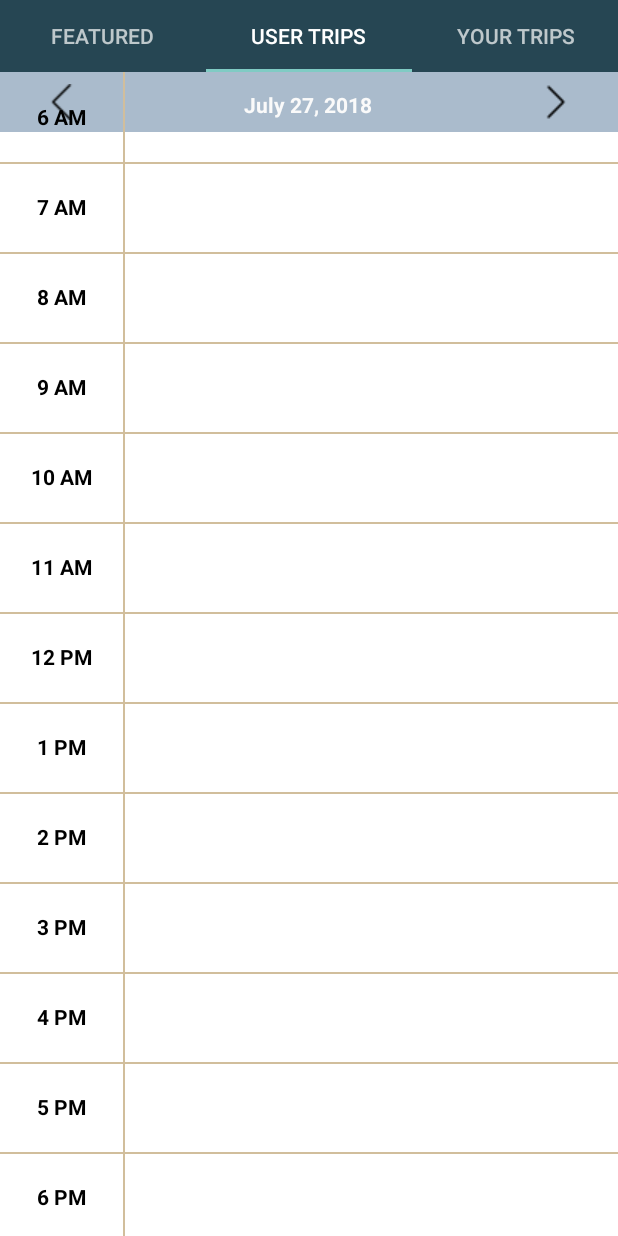
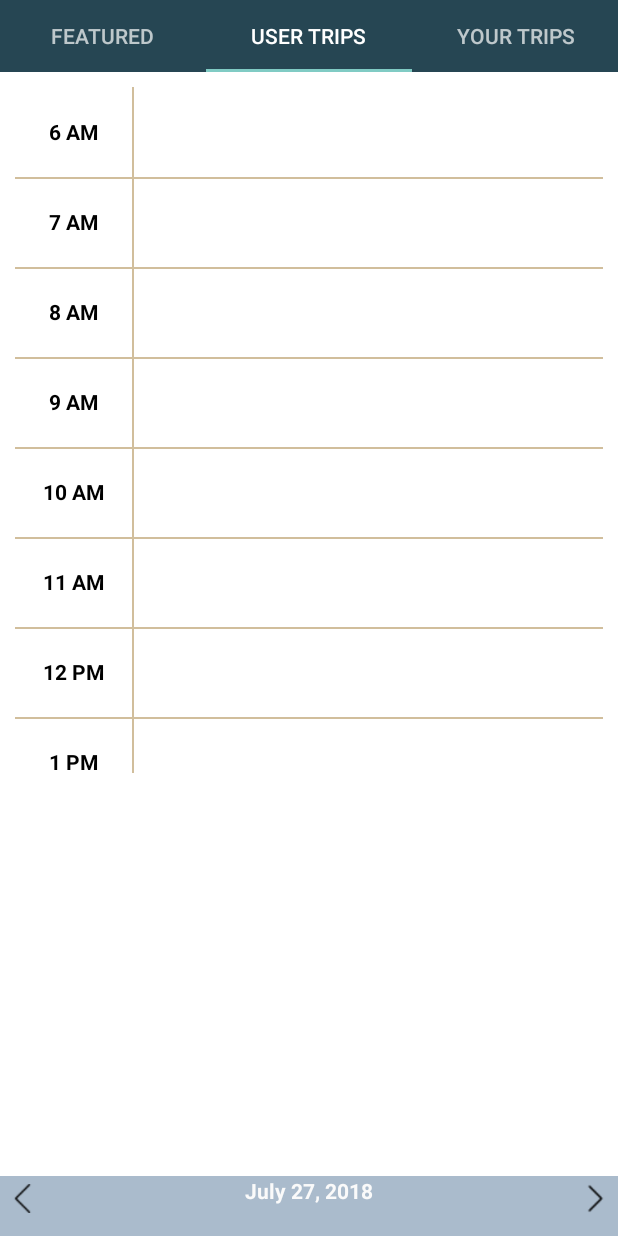
Before and after one commit to powdermonkeys/theoutlaws, an Android app: the screen it shows after launch (FeaturedTripsActivity), tab 2 chosen, on a phone screen of 412 x 824 dp. Run offline under Robolectric (Android 15) with nearby library versions, the phone set to English and light mode, and no system bars; our stand-ins replace ButterKnife; libraries missing offline, so code that uses them is left out: com.facebook.stetho, com.parse; pictures from the network do not load; 13 statements that could not run were skipped.

Commit message:
calendar view to bottom header

```diff
--- a/Voyager/app/src/main/res/layout/fragment_calendar.xml
+++ b/Voyager/app/src/main/res/layout/fragment_calendar.xml
@@ -5,44 +5,14 @@
     android:layout_width="match_parent"
     android:layout_height="match_parent"
     android:orientation="vertical">
-    <LinearLayout
-        android:layout_width="match_parent"
-        android:layout_height="wrap_content"
-        android:paddingTop="8dp"
-        android:paddingBottom="8dp"
-        android:background="@color/colorAccent"
-        android:orientation="horizontal">
-        <ImageView
-            android:id="@+id/previous_day"
-            android:layout_width="0dp"
-            android:layout_height="wrap_content"
-            android:layout_gravity="left"
-            android:contentDescription="@string/app_name"
-            android:src="@drawable/left_arrow"
-            android:layout_weight="1"/>
-        <TextView
-            android:id="@+id/display_current_date"
-            android:layout_width="0dp"
-            android:layout_height="wrap_content"
-            android:gravity="center"
-            android:textColor="@color/whitish"
-            android:text="July 27, 2018"
-            android:layout_marginTop="4dp"
-            android:textStyle="bold"
-            android:layout_weight="3"/>
-        <ImageView
-            android:id="@+id/next_day"
-            android:layout_width="0dp"
-            android:layout_height="wrap_content"
-            android:layout_gravity="left"
-            android:contentDescription="@string/app_name"
-            android:src="@drawable/right_arrow"
-            android:layout_weight="1"/>
-    </LinearLayout>
+
     <ScrollView
         android:layout_width="match_parent"
-        android:layout_height="wrap_content"
+        android:layout_height="477dp"
+        android:padding="10dp"
+        android:paddingTop="30dp"
         android:scrollbars="none">
+
         <LinearLayout
             android:layout_width="match_parent"
             android:layout_height="wrap_content"
@@ -344,7 +314,6 @@
                 android:layout_width="1dp"
                 android:layout_height="match_parent"
                 android:background="@color/khaki" />
-
             <RelativeLayout
                 android:id="@+id/left_event_column"
                 android:layout_width="0dp"
@@ -462,11 +431,43 @@
                 <View
                     android:layout_width="fill_parent"
                     android:layout_height="1dp"
+                    android:layout_marginBottom="1200dp"
                     android:layout_marginTop="1140dp"
-                    android:layout_marginBottom="1200dp"
                     android:background="@color/khaki" />
 
             </RelativeLayout>
         </LinearLayout>
     </ScrollView>
+
+    <LinearLayout
+        android:layout_width="match_parent"
+        android:layout_height="40dp"
+        android:layout_alignParentBottom="true"
+        android:background="@color/colorAccent"
+        android:orientation="horizontal">
+        <ImageView
+            android:id="@+id/previous_day"
+            android:padding="5dp"
+            android:layout_width="30dp"
+            android:layout_height="30dp"
+            android:layout_gravity="left"
+            android:src="@drawable/left_arrow" />
+        <TextView
+            android:id="@+id/display_current_date"
+            android:layout_width="0dp"
+            android:layout_height="wrap_content"
+            android:gravity="center"
+            android:textColor="@color/whitish"
+            android:text="July 27, 2018"
+            android:textStyle="bold"
+            android:layout_weight="3"/>
+
+        <ImageView
+            android:id="@+id/next_day"
+            android:padding="5dp"
+            android:layout_width="30dp"
+            android:layout_height="30dp"
+            android:layout_gravity="right"
+            android:src="@drawable/right_arrow" />
+    </LinearLayout>
 </RelativeLayout>
```
Also changed, not shown: Voyager/app/src/main/res/layout/fragment_build.xml (+21 -21 lines), Voyager/app/src/main/res/layout/item_attraction.xml (+24 -29 lines).
